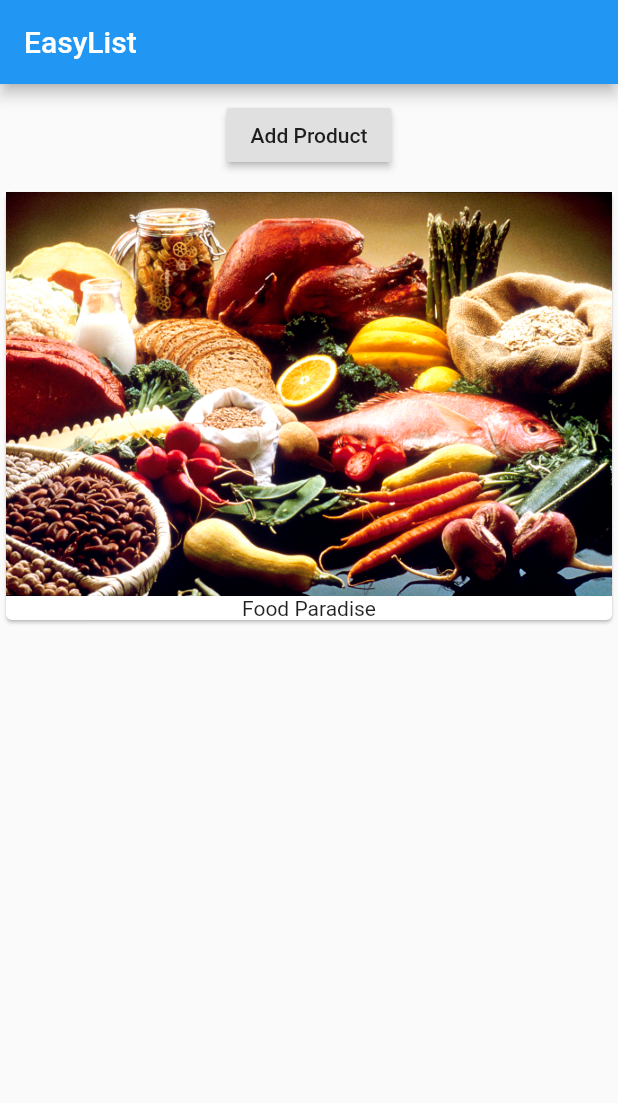
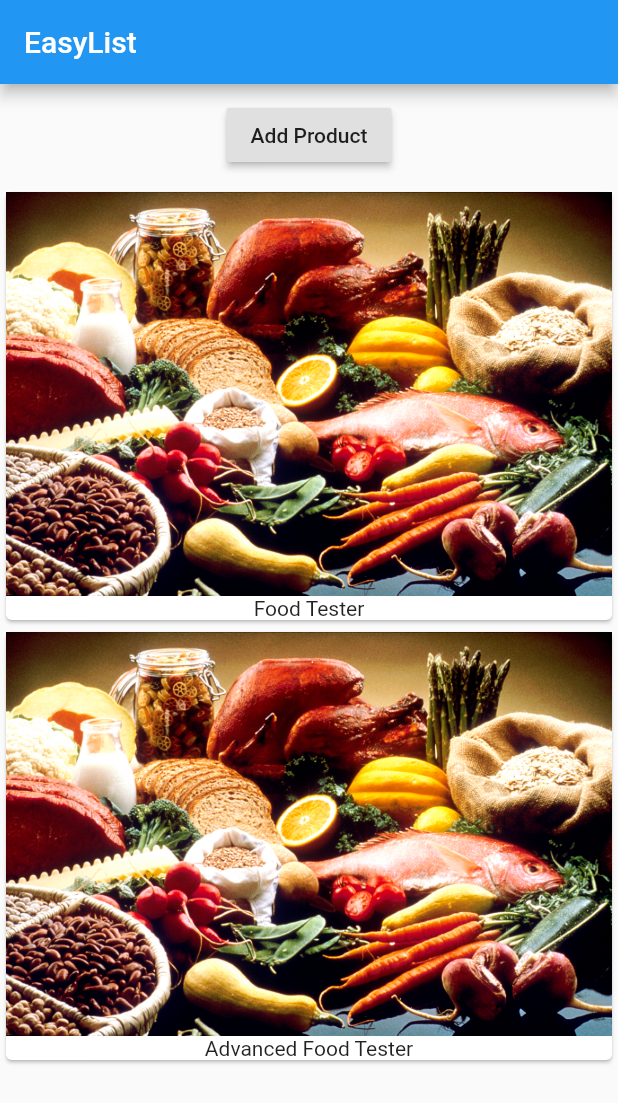
Before and after one commit to KellyMBentes/SafariFlutterCourse, a Flutter app: the screen it shows after launch, after a tap on "Add Product", on a phone screen of 412 x 824 dp. Shown: the top 1103 px of the screen. Run offline on Flutter 3.47's test engine with Material 2 defaults, Android fonts, the phone set to English and light mode, and no system bars.

Commit message:
Chapter 2 - Creating a Stateful Widget

```diff
--- a/first_app/lib/main.dart
+++ b/first_app/lib/main.dart
@@ -2,7 +2,16 @@ import 'package:flutter/material.dart';
 
 void main() => runApp(MyApp());
 
-class MyApp extends StatelessWidget {
+class MyApp extends StatefulWidget {
+  @override
+  State<StatefulWidget> createState() {
+    return _MyAppState();
+  }
+}
+
+class _MyAppState extends State<MyApp> {
+  List<String> _products = ["Food Tester"];
+
   @override
   Widget build(BuildContext context) {
     return MaterialApp(
@@ -15,15 +24,23 @@ class MyApp extends StatelessWidget {
             Container(
               margin: EdgeInsets.all(10.0),
               child: RaisedButton(
-                onPressed: () {},
+                onPressed: () {
+                  setState(() {
+                    _products.add("Advanced Food Tester");
+                  });
+                },
                 child: Text("Add Product"),
               ),
             ),
-            Card(
-              child: Column(children: <Widget>[
-                Image.asset("assets/food.jpg"),
-                Text("Food Paradise")
-              ]),
+            Column(
+              children: _products
+                  .map((element) => Card(
+                        child: Column(children: <Widget>[
+                          Image.asset("assets/food.jpg"),
+                          Text(element)
+                        ]),
+                      ))
+                  .toList(),
             ),
           ],
         ),
```
